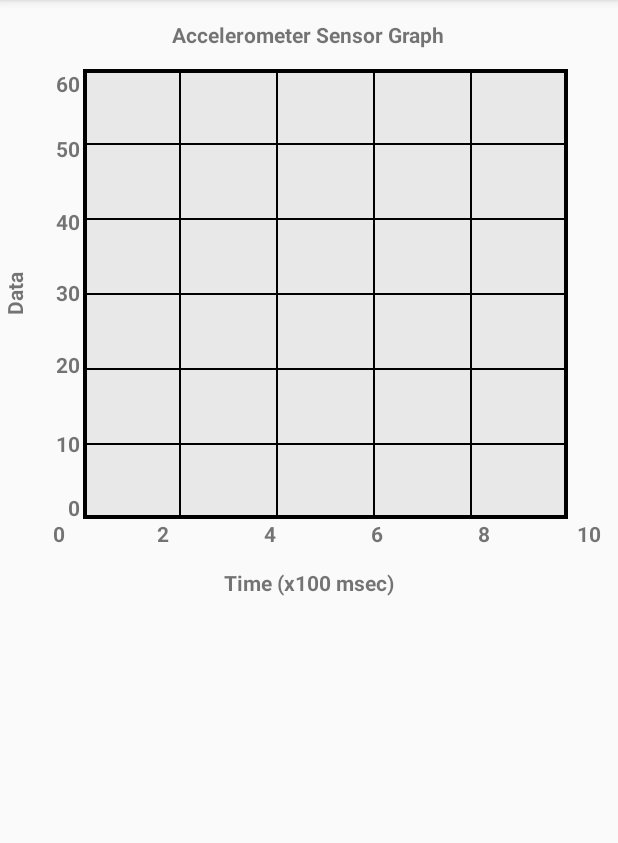
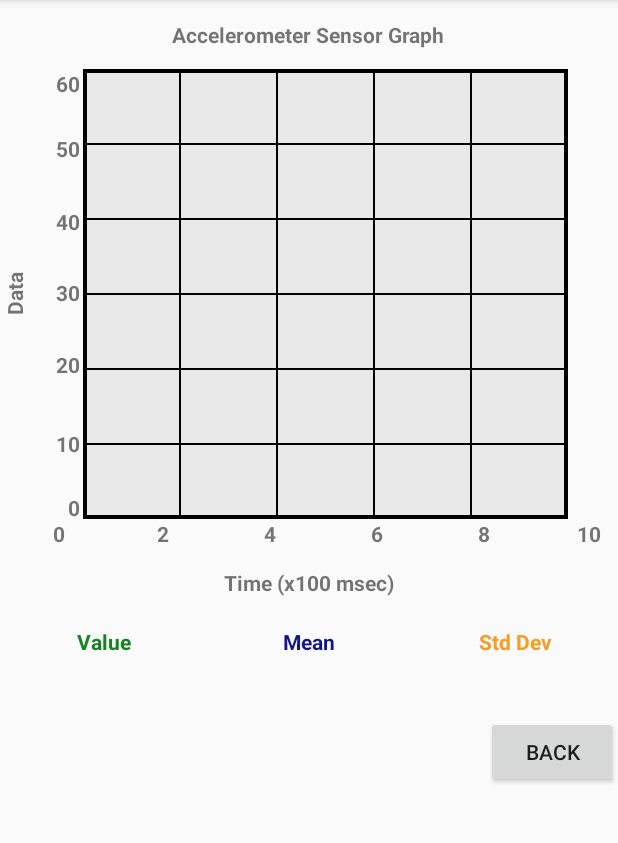
Before and after one commit to bpho/COMP590_A2, an Android app: the AccDataActivity screen opened directly, with no data from a screen before it, on a phone screen of 412 x 824 dp, the part 84-927 px from its top. Run offline under Robolectric (Android 15) with nearby library versions, the phone set to English and light mode, and no system bars.

Commit message:
Finished up back button and legend

```diff
--- a/app/src/main/java/com/example/bpho/assignment2/AccDataActivity.java
+++ b/app/src/main/java/com/example/bpho/assignment2/AccDataActivity.java
@@ -2,6 +2,7 @@ package com.example.bpho.assignment2;
 
 import android.content.Context;
 import android.content.Intent;
+import android.graphics.Color;
 import android.hardware.Sensor;
 import android.hardware.SensorEvent;
 import android.hardware.SensorEventListener;
@@ -10,6 +11,7 @@ import android.os.Bundle;
 import android.support.v7.app.AppCompatActivity;
 import android.util.DisplayMetrics;
 import android.util.Log;
+import android.view.View;
 import android.widget.TextView;
 
 import java.util.ArrayList;
@@ -34,6 +36,13 @@ public class AccDataActivity extends AppCompatActivity implements SensorEventLis
 
         TextView title = (TextView)findViewById(R.id.title);
         title.setText("Accelerometer Sensor Graph");
+        TextView legend1 = (TextView)findViewById(R.id.legend1);
+        TextView legend2 = (TextView)findViewById(R.id.legend2);
+        TextView legend3 = (TextView)findViewById(R.id.legend3);
+        legend1.setTextColor(Color.parseColor("#168222"));
+        legend2.setTextColor(Color.parseColor("#131784"));
+        legend3.setTextColor(Color.parseColor("#f29e29"));
+
 
         sm = (SensorManager) getSystemService(Context.SENSOR_SERVICE);
         s = sm.getDefaultSensor(Sensor.TYPE_ACCELEROMETER);
@@ -74,4 +83,9 @@ public class AccDataActivity extends AppCompatActivity implements SensorEventLis
     public void onAccuracyChanged(Sensor sensor, int accuracy) {
         // Not used
     }
+
+    public void goBack(View view) {
+        Intent intent = new Intent(this, MainActivity.class);
+        startActivity(intent);
+    }
 }
--- a/app/src/main/java/com/example/bpho/assignment2/LightDataActivity.java
+++ b/app/src/main/java/com/example/bpho/assignment2/LightDataActivity.java
@@ -3,6 +3,7 @@ package com.example.bpho.assignment2;
 import android.content.Intent;
 import android.os.Bundle;
 import android.support.v7.app.AppCompatActivity;
+import android.view.View;
 import android.widget.TextView;
 
 /**
@@ -22,4 +23,9 @@ public class LightDataActivity extends AppCompatActivity{
     }
 
     // TODO: Dynamically set axis labels and titles and values
+
+    public void goBack(View view) {
+        Intent intent = new Intent(this, MainActivity.class);
+        startActivity(intent);
+    }
 }
--- a/app/src/main/res/layout/activity_data.xml
+++ b/app/src/main/res/layout/activity_data.xml
@@ -196,4 +196,51 @@
         android:id="@+id/xAxisLabel"
         android:text="Time (x100 msec)"/>
 
+    <LinearLayout
+        android:layout_width="match_parent"
+        android:layout_height="wrap_content"
+        android:orientation="horizontal">
+
+        <TextView
+            android:layout_width="0dp"
+            android:layout_weight="1"
+            android:textStyle="bold"
+            android:layout_height="wrap_content"
+            android:layout_marginTop="10px"
+            android:gravity="center"
+            android:text="Value"
+            android:id="@+id/legend1"/>
+
+        <TextView
+            android:layout_width="0dp"
+            android:layout_weight="1"
+            android:textStyle="bold"
+            android:layout_height="wrap_content"
+            android:layout_marginTop="10px"
+            android:gravity="center"
+            android:text="Mean"
+            android:id="@+id/legend2"/>
+
+        <TextView
+            android:layout_width="0dp"
+            android:layout_weight="1"
+            android:textStyle="bold"
+            android:layout_height="wrap_content"
+            android:layout_marginTop="10px"
+            android:gravity="center"
+            android:text="Std Dev"
+            android:id="@+id/legend3"/>
+
+
+    </LinearLayout>
+
+    <Button
+        android:layout_marginTop="40dp"
+        android:layout_width="wrap_content"
+        android:layout_height="wrap_content"
+        android:layout_gravity="right"
+        android:text="Back"
+        android:onClick="goBack"/>
+
+
 </LinearLayout>
```
